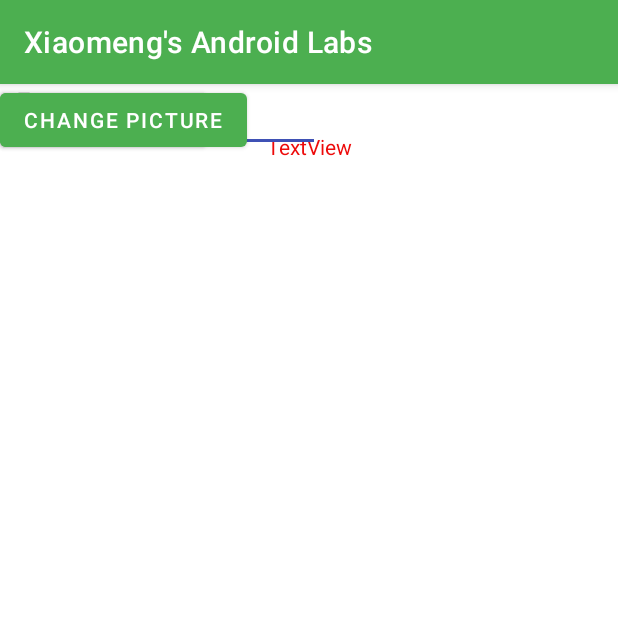
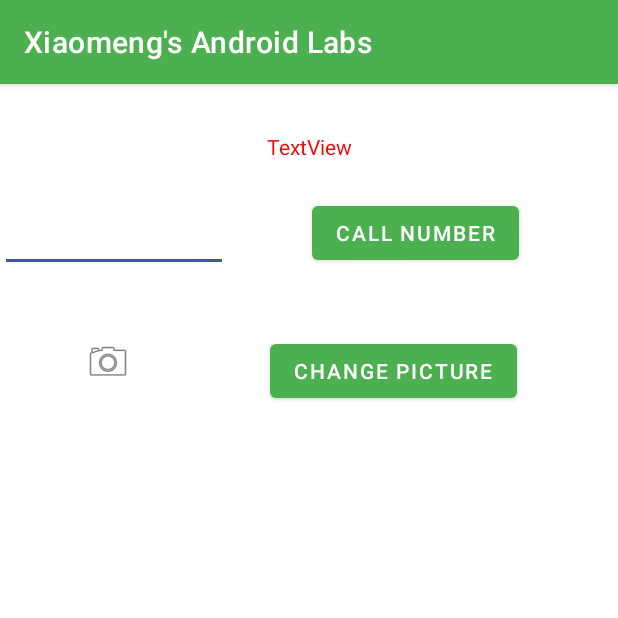
Before and after one commit to xiaomeng831/CST2335_MyAndroidLabs, an Android app: the SecondActivity screen opened directly, with no data from a screen before it, on a phone screen of 412 x 824 dp, the top half of it. Run offline under Robolectric (Android 15) with nearby library versions, the phone set to English and light mode, and no system bars.

Commit message:
Temporary storage

```diff
--- a/app/src/main/java/algonquin/cst2335/xu000247/MainActivity.java
+++ b/app/src/main/java/algonquin/cst2335/xu000247/MainActivity.java
@@ -2,8 +2,13 @@ package algonquin.cst2335.xu000247;
 
 import androidx.appcompat.app.AppCompatActivity;
 
+import android.content.Intent;
 import android.os.Bundle;
 import android.util.Log;
+import android.widget.Button;
+import android.widget.EditText;
+
+import java.text.BreakIterator;
 
 public class MainActivity extends AppCompatActivity {
 
@@ -12,6 +17,13 @@ public class MainActivity extends AppCompatActivity {
         super.onCreate(savedInstanceState);
         setContentView(R.layout.activity_main);
         Log.w( "MainActivity", "In onCreate() - Loading Widgets" );
+        Button button = findViewById(R.id.button);
+        button.setOnClickListener(  clk -> {
+            Intent nextPage = new Intent( MainActivity.this, SecondActivity.class);
+            EditText emailEditText = findViewById(R.id.editText);
+            nextPage.putExtra("EmailAddress",emailEditText.getText().toString());
+            startActivity(nextPage);} );
+
     }
 
     @Override
--- a/app/src/main/java/algonquin/cst2335/xu000247/SecondActivity.java
+++ b/app/src/main/java/algonquin/cst2335/xu000247/SecondActivity.java
@@ -2,7 +2,9 @@ package algonquin.cst2335.xu000247;
 
 import androidx.appcompat.app.AppCompatActivity;
 
+import android.content.Intent;
 import android.os.Bundle;
+import android.widget.TextView;
 
 public class SecondActivity extends AppCompatActivity {
 
@@ -10,5 +12,9 @@ public class SecondActivity extends AppCompatActivity {
     protected void onCreate(Bundle savedInstanceState) {
         super.onCreate(savedInstanceState);
         setContentView(R.layout.activity_second);
+        Intent fromPrevious = getIntent();
+        String emailAddress = fromPrevious.getStringExtra("EmailAddress");
+        TextView textView = findViewById(R.id.textView3);
+
     }
 }
--- a/app/src/main/res/layout/activity_second.xml
+++ b/app/src/main/res/layout/activity_second.xml
@@ -19,34 +19,41 @@
 
     <EditText
         android:id="@+id/editTextPhone"
-        android:layout_width="wrap_content"
-        android:layout_height="wrap_content"
+        android:layout_width="152dp"
+        android:layout_height="38dp"
+        android:layout_marginTop="36dp"
         android:ems="10"
         android:inputType="phone"
-        tools:layout_editor_absoluteX="16dp"
-        tools:layout_editor_absoluteY="71dp" />
+        app:layout_constraintTop_toBottomOf="@+id/textView3"
+        tools:layout_editor_absoluteX="16dp" />
 
     <Button
         android:id="@+id/button2"
         android:layout_width="wrap_content"
         android:layout_height="wrap_content"
+        android:layout_marginStart="56dp"
+        android:layout_marginTop="24dp"
         android:text="CALL NUMBER"
-        tools:layout_editor_absoluteX="236dp"
-        tools:layout_editor_absoluteY="71dp" />
+        app:layout_constraintStart_toEndOf="@+id/editTextPhone"
+        app:layout_constraintTop_toBottomOf="@+id/textView3" />
 
     <ImageView
         android:id="@+id/imageView"
         android:layout_width="wrap_content"
         android:layout_height="wrap_content"
-        app:srcCompat="@android:drawable/ic_menu_camera"
-        tools:layout_editor_absoluteX="40dp"
-        tools:layout_editor_absoluteY="147dp" />
+        android:layout_marginStart="56dp"
+        android:layout_marginTop="44dp"
+        app:layout_constraintStart_toStartOf="parent"
+        app:layout_constraintTop_toBottomOf="@+id/editTextPhone"
+        app:srcCompat="@android:drawable/ic_menu_camera" />
 
     <Button
         android:id="@+id/button3"
         android:layout_width="wrap_content"
         android:layout_height="wrap_content"
+        android:layout_marginStart="92dp"
+        android:layout_marginTop="44dp"
         android:text="CHANGE PICTURE"
-        tools:layout_editor_absoluteX="133dp"
-        tools:layout_editor_absoluteY="140dp" />
+        app:layout_constraintStart_toEndOf="@+id/imageView"
+        app:layout_constraintTop_toBottomOf="@+id/button2" />
 </androidx.constraintlayout.widget.ConstraintLayout>
```
